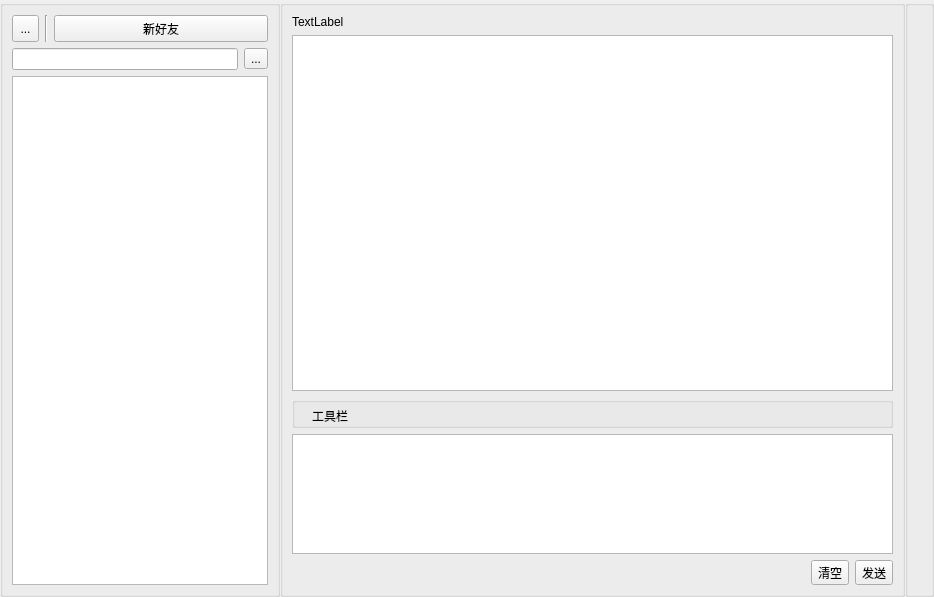
fhwhsa/netdisk, file client/friendpage.ui: the form before one commit.
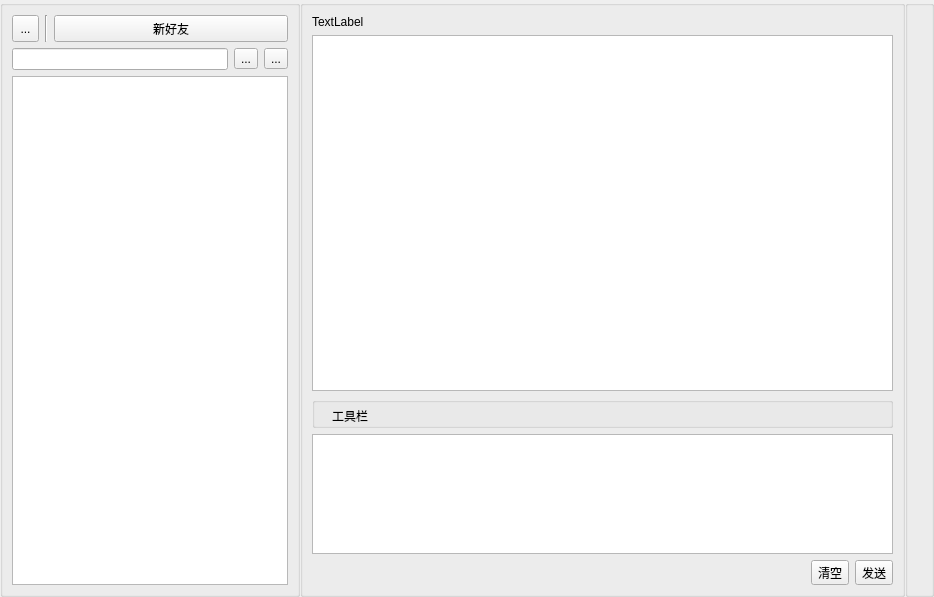
The form after the commit. Icons and pictures are not drawn.

```diff
--- a/client/friendpage.ui
+++ b/client/friendpage.ui
@@ -41,13 +41,13 @@
        </property>
        <property name="minimumSize">
         <size>
-         <width>280</width>
+         <width>300</width>
          <height>0</height>
         </size>
        </property>
        <property name="maximumSize">
         <size>
-         <width>280</width>
+         <width>300</width>
          <height>16777215</height>
         </size>
        </property>
@@ -135,6 +135,20 @@
               </property>
              </widget>
             </item>
+            <item>
+             <widget class="QToolButton" name="tb_flushFriendList">
+              <property name="cursor">
+               <cursorShape>PointingHandCursor</cursorShape>
+              </property>
+              <property name="text">
+               <string>...</string>
+              </property>
+              <property name="icon">
+               <iconset resource="res.qrc">
+                <normaloff>:/img/res/img/flush.png</normaloff>:/img/res/img/flush.png</iconset>
+              </property>
+             </widget>
+            </item>
            </layout>
           </item>
           <item>
```
Left out of the diff: 4 changed lines with no effect on the pictures.
